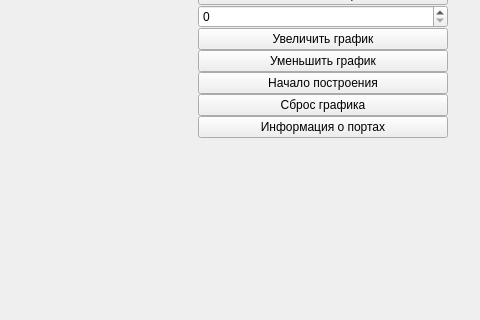
Old version of the form tempgraph.ui in the repository DiamondJinxx/temp-graph; both pictures show x 882 to 1362 and y 99 to 419 of the 1362 by 866 pixel window.
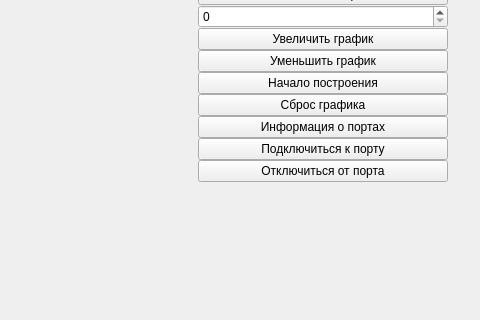
New version of the form.

Commit message:
Изменено: 	-победили пустую строку в модели и таблице; 	-график рисуется каждую секунду, так как иначе тяжело вставлять 	секунды в график;
Добавлено:
	-выбор порта из списка;
	-подключение к выбранному порту:
		-проверки на доступность порта;
		-проверки на выбор необходимого порта;

Остлось:
	-подключить к порту;
	-настройка порта(вообще в зависимости от мк, к которому
	подключаемся, нужно ли?)
	-отключение от порта;
	-передача данных?

What changed in the file:
```diff
--- a/tempgraph.ui
+++ b/tempgraph.ui
@@ -130,6 +130,20 @@
        </property>
       </widget>
      </item>
+     <item>
+      <widget class="QPushButton" name="btn_connect_port">
+       <property name="text">
+        <string>Подключиться к порту</string>
+       </property>
+      </widget>
+     </item>
+     <item>
+      <widget class="QPushButton" name="btn_desconnect_port">
+       <property name="text">
+        <string>Отключиться от порта</string>
+       </property>
+      </widget>
+     </item>
     </layout>
    </widget>
    <widget class="QLabel" name="lbl_time">
```
The commit also changes 2 other files.
